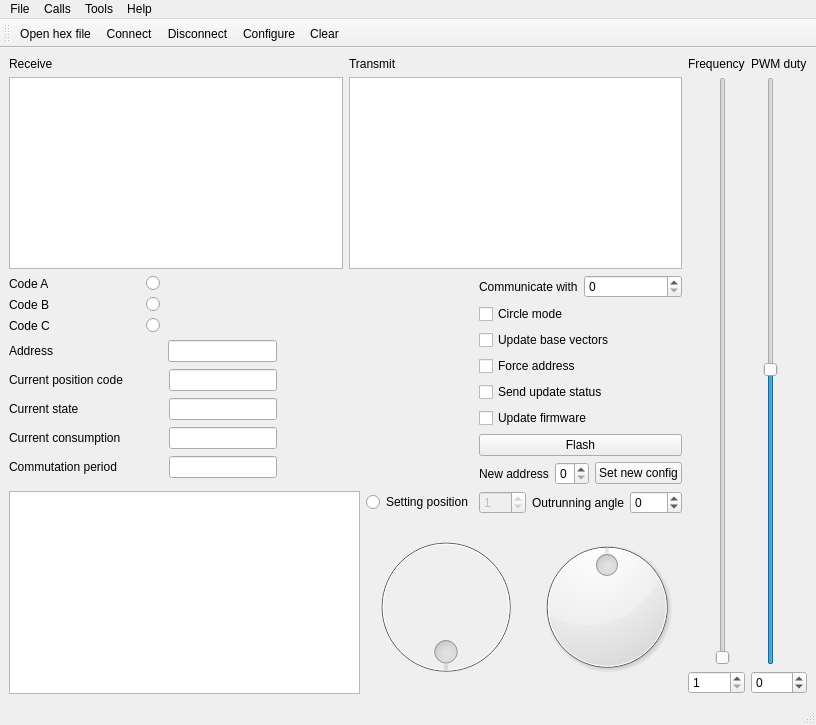
Old version of the form mainwindow.ui in the repository RunoVj/Terminal.
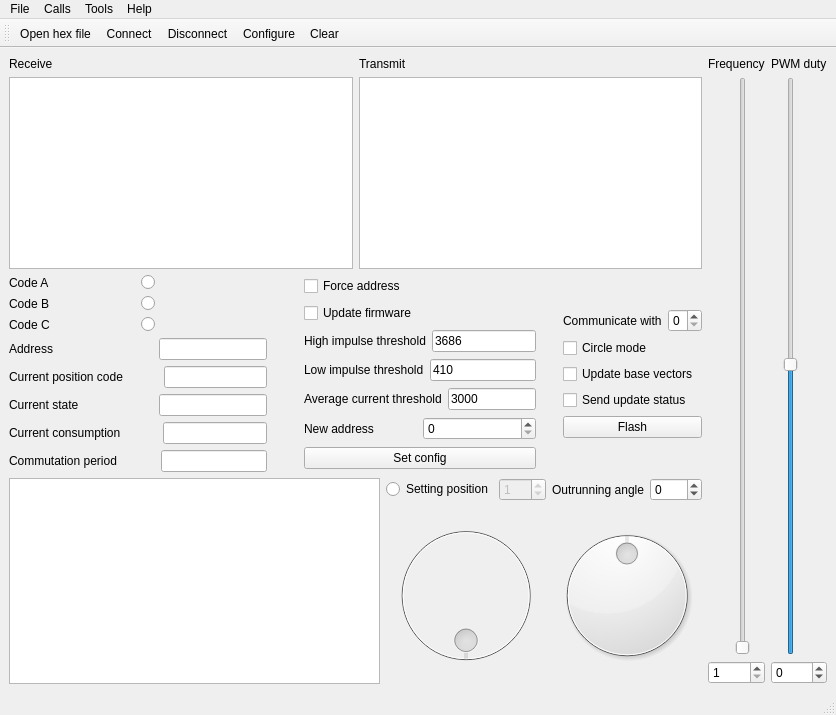
New version of the form. Icons and pictures are not drawn.

Commit message: Added current thresholds

Patch:
```diff
--- a/mainwindow.ui
+++ b/mainwindow.ui
@@ -6,8 +6,8 @@
    <rect>
     <x>0</x>
     <y>0</y>
-    <width>816</width>
-    <height>725</height>
+    <width>836</width>
+    <height>715</height>
    </rect>
   </property>
   <property name="windowTitle">
@@ -330,11 +330,124 @@
               </item>
              </layout>
             </item>
+            <item>
+             <spacer name="horizontalSpacer">
+              <property name="orientation">
+               <enum>Qt::Horizontal</enum>
+              </property>
+              <property name="sizeHint" stdset="0">
+               <size>
+                <width>40</width>
+                <height>20</height>
+               </size>
+              </property>
+             </spacer>
+            </item>
             <item>
              <layout class="QVBoxLayout" name="verticalLayout_15"/>
             </item>
            </layout>
           </item>
+          <item>
+           <layout class="QVBoxLayout" name="verticalLayout_16">
+            <item>
+             <widget class="QCheckBox" name="checkBoxForceSettingAddress">
+              <property name="toolTip">
+               <string/>
+              </property>
+              <property name="text">
+               <string>Force address </string>
+              </property>
+             </widget>
+            </item>
+            <item>
+             <widget class="QCheckBox" name="checkBoxUpdateFirmware">
+              <property name="text">
+               <string>Update firmware</string>
+              </property>
+             </widget>
+            </item>
+            <item>
+             <layout class="QHBoxLayout" name="horizontalLayout_4">
+              <item>
+               <widget class="QLabel" name="label_5">
+                <property name="text">
+                 <string>High impulse threshold</string>
+                </property>
+               </widget>
+              </item>
+              <item>
+               <widget class="QLineEdit" name="lineEditCurrentHighThreshold">
+                <property name="text">
+                 <string>3686</string>
+                </property>
+               </widget>
+              </item>
+             </layout>
+            </item>
+            <item>
+             <layout class="QHBoxLayout" name="horizontalLayout_5">
+              <item>
+               <widget class="QLabel" name="label_9">
+                <property name="text">
+                 <string>Low impulse threshold</string>
+                </property>
+               </widget>
+              </item>
+              <item>
+               <widget class="QLineEdit" name="lineEditCurrentLowThreshold">
+                <property name="text">
+                 <string>410</string>
+                </property>
+               </widget>
+              </item>
+             </layout>
+            </item>
+            <item>
+             <layout class="QHBoxLayout" name="horizontalLayout_6">
+              <item>
+               <widget class="QLabel" name="label_10">
+                <property name="text">
+                 <string>Average current threshold</string>
+                </property>
+               </widget>
+              </item>
+              <item>
+               <widget class="QLineEdit" name="lineEditCurrentAverageThreshold">
+                <property name="text">
+                 <string>3000</string>
+                </property>
+               </widget>
+              </item>
+             </layout>
+            </item>
+            <item>
+             <layout class="QHBoxLayout" name="horizontalLayout_2">
+              <item>
+               <widget class="QLabel" name="label_4">
+                <property name="text">
+                 <string>New address</string>
+                </property>
+               </widget>
+              </item>
+              <item>
+               <widget class="QSpinBox" name="spinBoxSetAddress">
+                <property name="maximum">
+                 <number>7</number>
+                </property>
+               </widget>
+              </item>
+             </layout>
+            </item>
+            <item>
+             <widget class="QPushButton" name="pushButtonSetAddress">
+              <property name="text">
+               <string>Set config</string>
+              </property>
+             </widget>
+            </item>
+           </layout>
+          </item>
           <item>
            <spacer name="horizontalSpacer_2">
             <property name="orientation">
@@ -387,16 +500,6 @@
                 </property>
                </widget>
               </item>
-              <item>
-               <widget class="QCheckBox" name="checkBoxForceSettingAddress">
-                <property name="toolTip">
-                 <string/>
-                </property>
-                <property name="text">
-                 <string>Force address </string>
-                </property>
-               </widget>
-              </item>
               <item>
                <widget class="QCheckBox" name="checkBoxSendResponse">
                 <property name="toolTip">
@@ -416,13 +519,6 @@
                 </property>
                </widget>
               </item>
-              <item>
-               <widget class="QCheckBox" name="checkBoxUpdateFirmware">
-                <property name="text">
-                 <string>Update firmware</string>
-                </property>
-               </widget>
-              </item>
               <item>
                <widget class="QPushButton" name="pushButtonFlash">
                 <property name="text">
@@ -432,31 +528,6 @@
               </item>
              </layout>
             </item>
-            <item>
-             <layout class="QHBoxLayout" name="horizontalLayout_2">
-              <item>
-               <widget class="QLabel" name="label_4">
-                <property name="text">
-                 <string>New address</string>
-                </property>
-               </widget>
-              </item>
-              <item>
-               <widget class="QSpinBox" name="spinBoxSetAddress">
-                <property name="maximum">
-                 <number>7</number>
-                </property>
-               </widget>
-              </item>
-              <item>
-               <widget class="QPushButton" name="pushButtonSetAddress">
-                <property name="text">
-                 <string>Set new config</string>
-                </property>
-               </widget>
-              </item>
-             </layout>
-            </item>
            </layout>
           </item>
          </layout>
@@ -705,7 +776,7 @@
     <rect>
      <x>0</x>
      <y>0</y>
-     <width>816</width>
+     <width>836</width>
      <height>20</height>
     </rect>
    </property>
```
Left out of the diff: 3 changed lines with no effect on the pictures. The commit also changes 2 other files.
